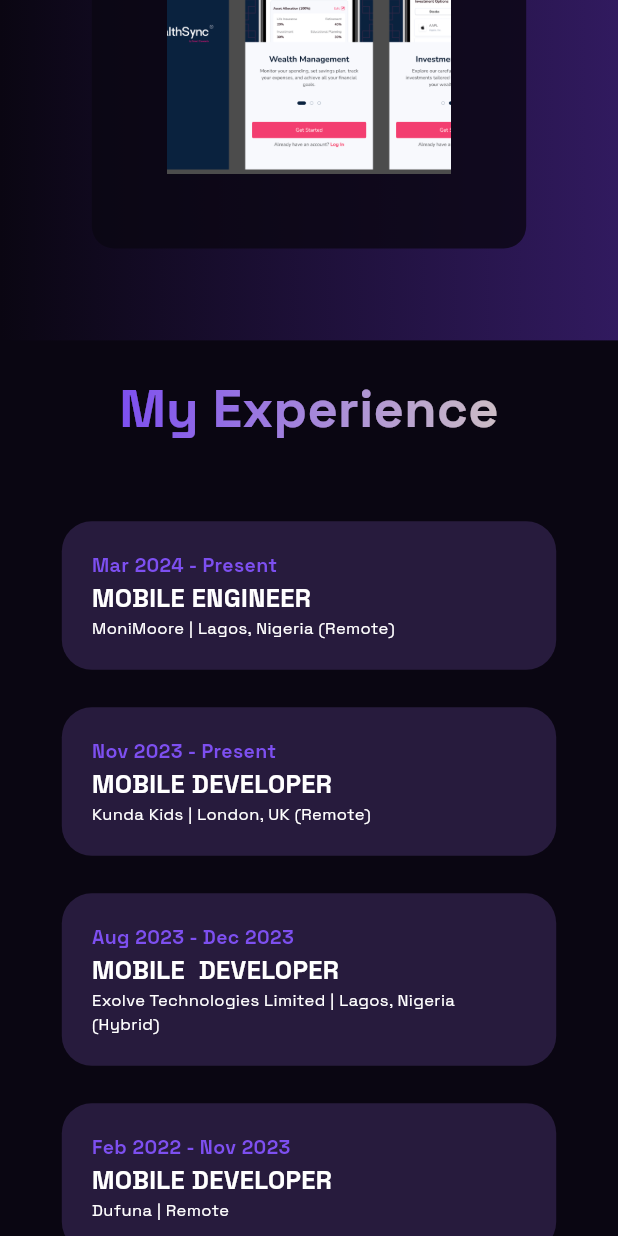
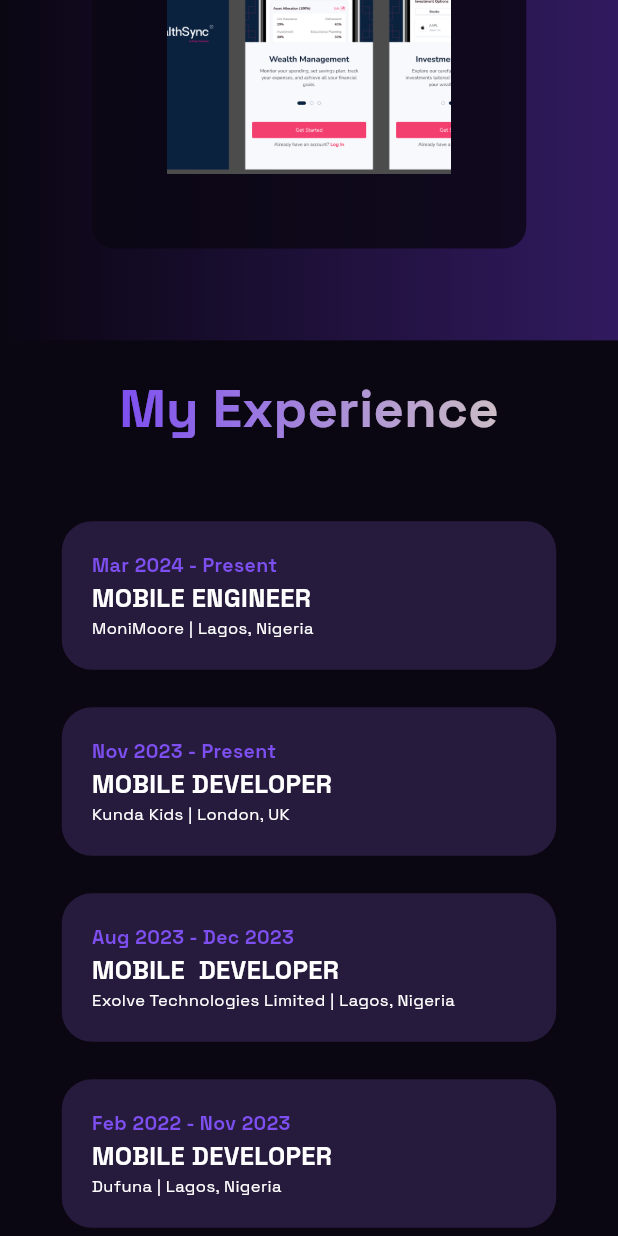
Before and after one commit to tfkcodes/tfkcodestz, a Flutter app: the screen it shows after launch, scrolled down 3456 dp, on a phone screen of 412 x 824 dp. Run offline on Flutter 3.47's test engine with Material 3 defaults, Android fonts, the phone set to English and light mode, and no system bars; drawn by our look-alikes of simple_gradient_text; our stand-ins replace flutter_svg, font_awesome_flutter, get, visibility_detector.

Commit message:
feat: update education and resume sections, enhance ResumeCard with visibility detection

```diff
--- a/lib/data/education.dart
+++ b/lib/data/education.dart
@@ -2,7 +2,7 @@ final List<Map<String, String>> educationList = [
   {
     "title": "Backend Engineering",
     "date": "Nov 2023 - Present",
-    "company": "AltSchool Africa | Lagos, Nigeria",
+    "company": "AltSchool Africa",
   },
   {
     "title": "The Complete Dart Development Guide",
@@ -12,6 +12,6 @@ final List<Map<String, String>> educationList = [
   {
     "title": "Electronics and Electrical Engineering",
     "date": "May 2017 - Jan 2022",
-    "company": "Obafemi Awolowo University | Ife, Nigeria",
+    "company": "Obafemi Awolowo University",
   },
 ];
--- a/lib/data/resume_list.dart
+++ b/lib/data/resume_list.dart
@@ -1,27 +1,27 @@
 final List<Map<String, String>> resumeData = [
   {
     "title": "Mobile Engineer",
-    "company": "MoniMoore | Lagos, Nigeria (Remote)",
+    "company": "MoniMoore | Lagos, Nigeria",
     "date": "Mar 2024 - Present",
   },
   {
     "title": "Mobile Developer",
-    "company": "Kunda Kids | London, UK (Remote)",
+    "company": "Kunda Kids | London, UK",
     "date": "Nov 2023 - Present",
   },
   {
     "title": "Mobile  Developer",
-    "company": "Exolve Technologies Limited | Lagos, Nigeria (Hybrid)",
+    "company": "Exolve Technologies Limited | Lagos, Nigeria",
     "date": "Aug 2023 - Dec 2023",
   },
   {
     "title": "Mobile Developer",
-    "company": "Dufuna | Remote",
+    "company": "Dufuna | Lagos, Nigeria",
     "date": "Feb 2022 - Nov 2023",
   },
   {
     "title": "Flutter Developer",
-    "company": "TaskHaven | Remote",
+    "company": "TaskHaven | Lagos, Nigeria",
     "date": "May 2022 - Sep 2023",
   },
 ];
--- a/lib/widgets/resume_card.dart
+++ b/lib/widgets/resume_card.dart
@@ -2,8 +2,9 @@ import 'package:flutter/material.dart';
 import 'package:porfolio/constants/colors.dart';
 import 'package:porfolio/constants/const.dart';
 import 'package:porfolio/constants/styles.dart';
+import 'package:visibility_detector/visibility_detector.dart';
 
-class ResumeCard extends StatelessWidget {
+class ResumeCard extends StatefulWidget {
   final String title;
   final String date;
   final String company;
@@ -16,8 +17,27 @@ class ResumeCard extends StatelessWidget {
   });
 
   @override
+  State<ResumeCard> createState() => _ResumeCardState();
+}
+
+class _ResumeCardState extends State<ResumeCard> {
+  bool _isVisible = false;
+
+  @override
   Widget build(BuildContext context) {
-    return Container(
+    return VisibilityDetector(
+      key: Key(widget.title),
+      onVisibilityChanged: (info) {
+        if (info.visibleFraction > 0.1 && !_isVisible) {
+          setState(() => _isVisible = true);
+        }
+      },
+      child: AnimatedOpacity(
+        duration: const Duration(milliseconds: 500),
+        opacity: _isVisible ? 1 : 0,
+        child: Transform.translate(
+          offset: _isVisible ? Offset.zero : const Offset(0, 20),
+          child: Container(
             padding: const EdgeInsets.all(20),
             decoration: BoxDecoration(
               color: revolver,
@@ -27,7 +47,7 @@ class ResumeCard extends StatelessWidget {
               crossAxisAlignment: CrossAxisAlignment.start,
               children: [
                 Text(
-            date,
+                  widget.date,
                   style: TextStyles.style18extrabold.copyWith(
                     color: studio,
                     fontSize: width() > 950
@@ -38,7 +58,7 @@ class ResumeCard extends StatelessWidget {
                   ),
                 ),
                 Text(
-            title.toUpperCase(),
+                  widget.title.toUpperCase(),
                   style: TextStyles.style24extrabold.copyWith(
                     fontSize: width() > 950
                         ? 24
@@ -48,7 +68,7 @@ class ResumeCard extends StatelessWidget {
                   ),
                 ),
                 Text(
-            company,
+                  widget.company,
                   style: TextStyles.style14regular.copyWith(
                     fontSize: width() > 950
                         ? 14
@@ -59,6 +79,9 @@ class ResumeCard extends StatelessWidget {
                 ),
               ],
             ),
+          ),
+        ),
+      ),
     );
   }
 }
```
Lines whose indentation alone changed are shown as unchanged.
